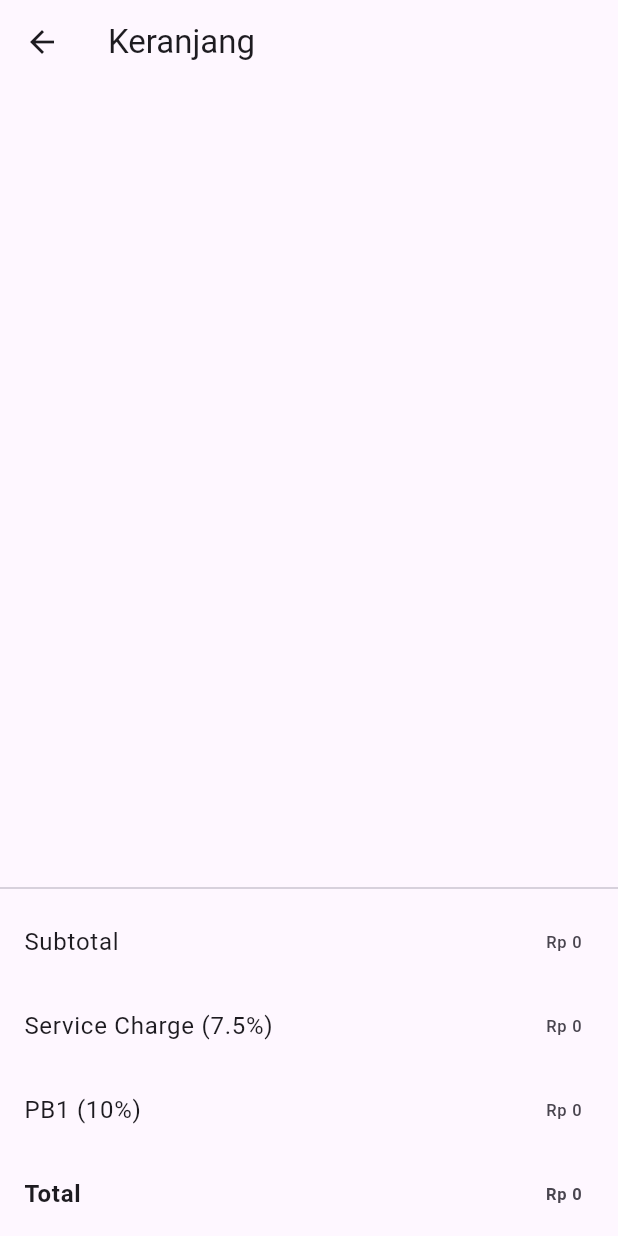
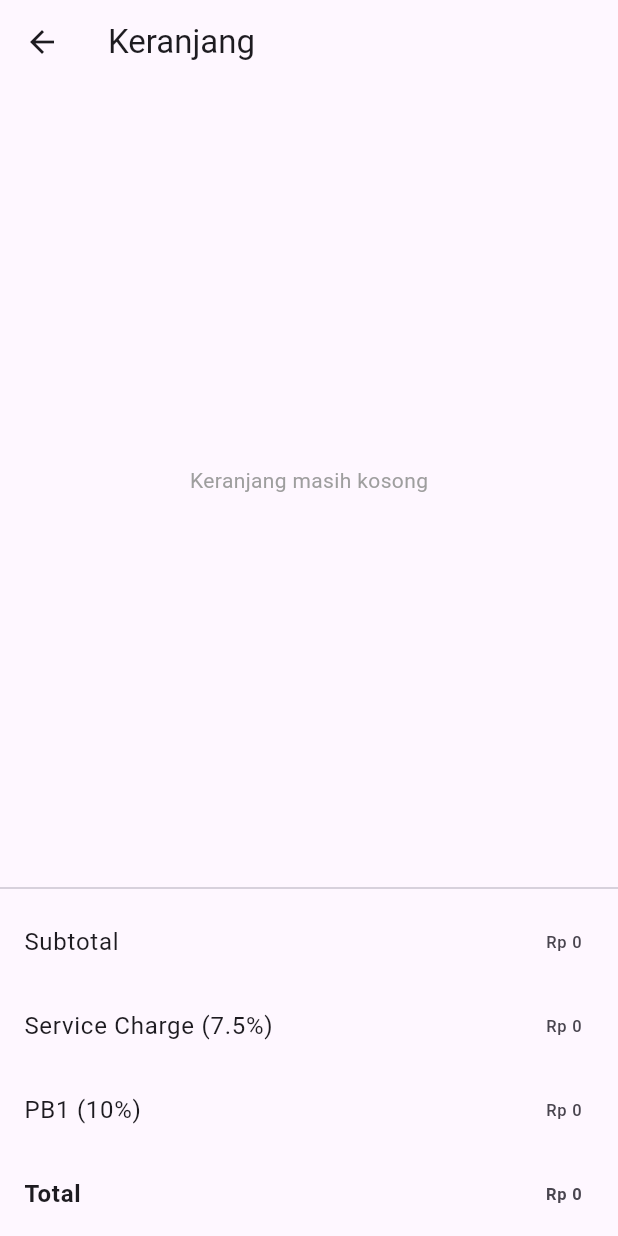
Before and after one commit to AhmadRafiA/pemesanan_makanan_v1, a Flutter app: the CartScreen screen opened by its route, on a phone screen of 412 x 824 dp. Run offline on Flutter 3.47's test engine with Material 3 defaults, Android fonts, the phone set to English and light mode, and no system bars; our stand-ins replace cloud_firestore, firebase_core, shared_preferences; accounts and stored records are empty.

Commit message:
upd cart screen

```diff
--- a/lib/providers/cart_provider.dart
+++ b/lib/providers/cart_provider.dart
@@ -1,8 +1,8 @@
 import 'package:flutter/material.dart';
-import 'package:pemesanan_makanan_v1/utils/price_calculator.dart';
 import '../models/cart_item.dart';
 import '../models/menu.dart';
 import '../services/cart_storage.dart';
+import '../utils/price_calculator.dart';
 
 class CartProvider extends ChangeNotifier {
   final CartStorage _storage = CartStorage();
@@ -10,29 +10,32 @@ class CartProvider extends ChangeNotifier {
 
   List<CartItem> get items => _items;
 
+  /// Load cart dari local storage
   Future<void> loadCart() async {
     _items = await _storage.loadCart();
     notifyListeners();
   }
 
+  /// Tambah item ke cart
   Future<void> addToCart(Menu menu) async {
-    _items.add(
-      CartItem(menu: menu, addedAt: DateTime.now()),
-    );
+    _items.add(CartItem(menu: menu, addedAt: DateTime.now()));
     await _storage.saveCart(_items);
     notifyListeners();
   }
 
-  int get subtotal =>
-      _items.fold(0, (sum, item) => sum + item.menu.price);
+  /// Hapus item di index tertentu
+  Future<void> removeAt(int index) async {
+    if (index < 0 || index >= _items.length) return;
+    _items.removeAt(index);
+    await _storage.saveCart(_items);
+    notifyListeners();
+  }
 
+  /// Hitung subtotal
+  int get subtotal => _items.fold(0, (sum, item) => sum + item.menu.price);
+
+  /// Detail harga (subtotal, service, pb1, total)
   Map<String, int> get priceDetail {
     return PriceCalculator.calculateTotal(subtotal);
   }
-
-  Future<void> removeFromCart(CartItem item) async {
-    _items.remove(item);
-    await _storage.saveCart(_items);
-    notifyListeners();
-  }
 }
--- a/lib/screens/cart_screen.dart
+++ b/lib/screens/cart_screen.dart
@@ -14,11 +14,20 @@ class CartScreen extends StatelessWidget {
       appBar: AppBar(title: const Text('Keranjang')),
       body: Column(
         children: [
+          /// list item di keranjang
           Expanded(
-            child: ListView.builder(
+            child: cart.items.isEmpty
+                ? const Center(
+                    child: Text(
+                      'Keranjang masih kosong',
+                      style: TextStyle(color: Colors.grey),
+                    ),
+                  )
+                : ListView.builder(
                     itemCount: cart.items.length,
                     itemBuilder: (context, index) {
                       final item = cart.items[index];
+
                       return ListTile(
                         title: Text(item.menu.name),
                         trailing: Row(
@@ -26,11 +35,10 @@ class CartScreen extends StatelessWidget {
                           children: [
                             Text('Rp ${item.menu.price}'),
                             IconButton(
+                              icon: const Icon(Icons.delete, color: Colors.red),
                               onPressed: () {
-                          context.read<CartProvider>().removeFromCart(item);
+                                context.read<CartProvider>().removeAt(index);
                               },
-                        icon: const Icon(Icons.delete),
-                        color: Colors.red,
                             ),
                           ],
                         ),
@@ -38,6 +46,8 @@ class CartScreen extends StatelessWidget {
                     },
                   ),
           ),
+
+          /// tampilan harga
           const Divider(),
           ListTile(
             title: const Text('Subtotal'),
```
Lines whose indentation alone changed are shown as unchanged.
